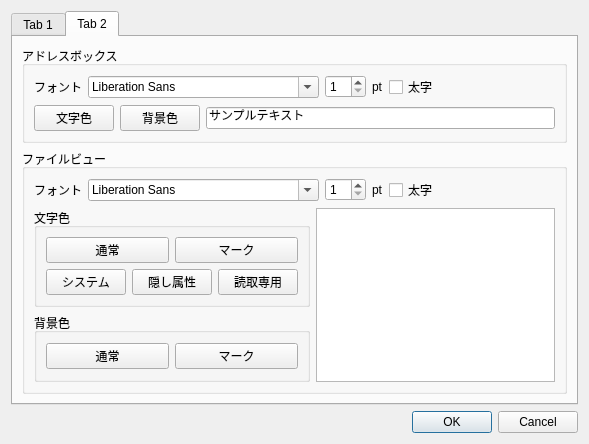
miyabi-satoh/Gefu, file preferencedialog.ui: the form before one commit.
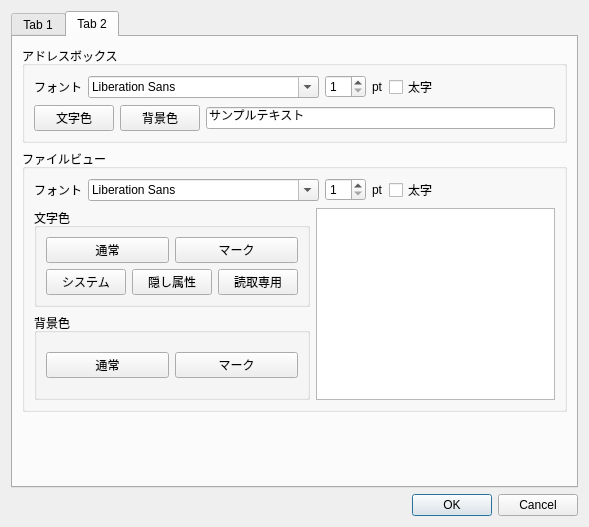
The form after the commit.

The edit to the form file:
```diff
--- a/preferencedialog.ui
+++ b/preferencedialog.ui
@@ -7,7 +7,7 @@
     <x>0</x>
     <y>0</y>
     <width>589</width>
-    <height>443</height>
+    <height>527</height>
    </rect>
   </property>
   <property name="sizePolicy">
```
Left out of the diff: 88 changed lines with no effect on the pictures.
